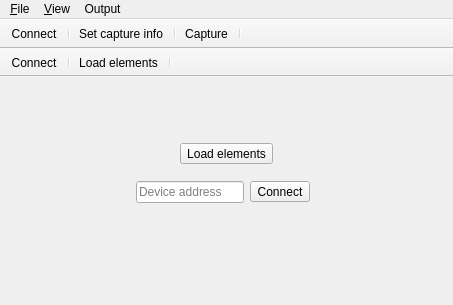
This is app/src/elapseclient.ui in sijk/elapse as Qt 5 draws it before an edit. The edited form follows.
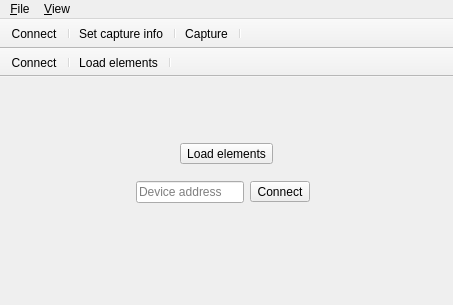
This is the edited form. Icons and pictures are not drawn. Custom widgets are drawn as their Qt base class.

Patch:
```diff
--- a/app/src/elapseclient.ui
+++ b/app/src/elapseclient.ui
@@ -154,20 +154,8 @@
     </property>
     <addaction name="actionLogView"/>
    </widget>
-   <widget class="QMenu" name="menuOutput">
-    <property name="title">
-     <string>Output</string>
-    </property>
-    <addaction name="actionSaveRawData"/>
-    <addaction name="actionSaveSamples"/>
-    <addaction name="actionSaveFeatureVectors"/>
-    <addaction name="actionSaveCognitiveState"/>
-    <addaction name="separator"/>
-    <addaction name="actionSaveAll"/>
-   </widget>
    <addaction name="menuFile"/>
    <addaction name="menu_View"/>
-   <addaction name="menuOutput"/>
   </widget>
   <widget class="QToolBar" name="connectedToolBar">
    <property name="windowTitle">
```
Left out of the diff: 43 changed lines with no effect on the pictures.
